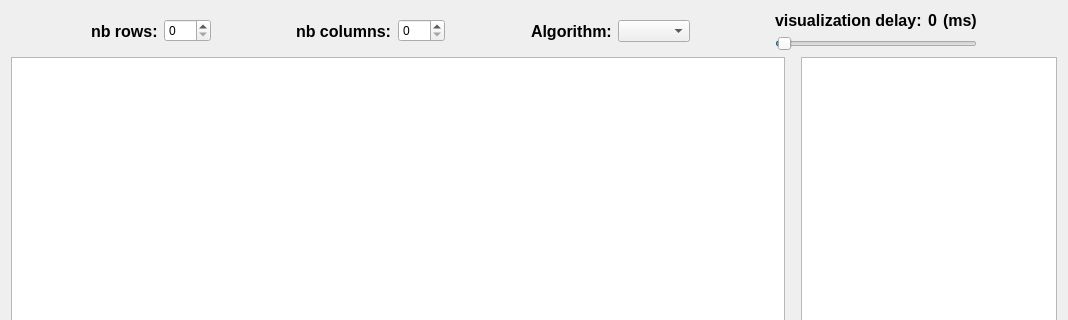
Above: app.ui from msmouni/path-finding before the change; both pictures show x 0 to 1068 and y 0 to 320 of the 1068 by 670 pixel window. Below: the same form after it.
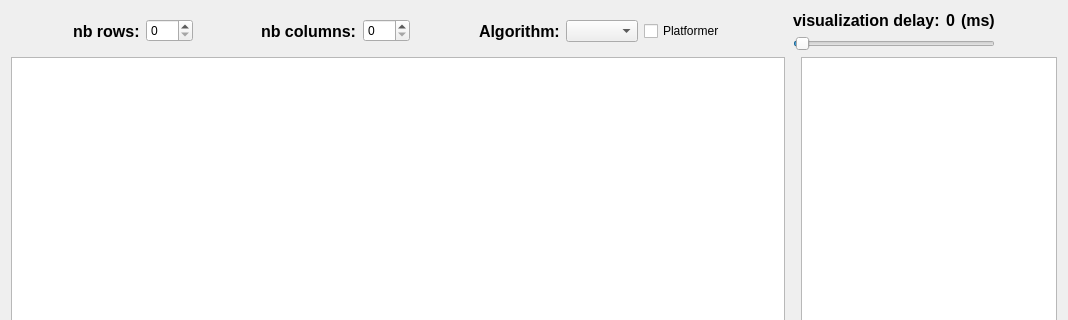
That is the form after the change. Custom widgets are drawn as their Qt base class.

Commit message: Using a checkbox to select platformer mode

What changed in the file:
```diff
--- a/app.ui
+++ b/app.ui
@@ -113,6 +113,13 @@
        <item>
         <widget class="QComboBox" name="selectAlgo"/>
        </item>
+       <item>
+        <widget class="QCheckBox" name="platformer_check">
+         <property name="text">
+          <string>Platformer</string>
+         </property>
+        </widget>
+       </item>
        <item>
         <spacer name="horizontalSpacer_4">
          <property name="orientation">
```
The commit also changes 6 other files.
